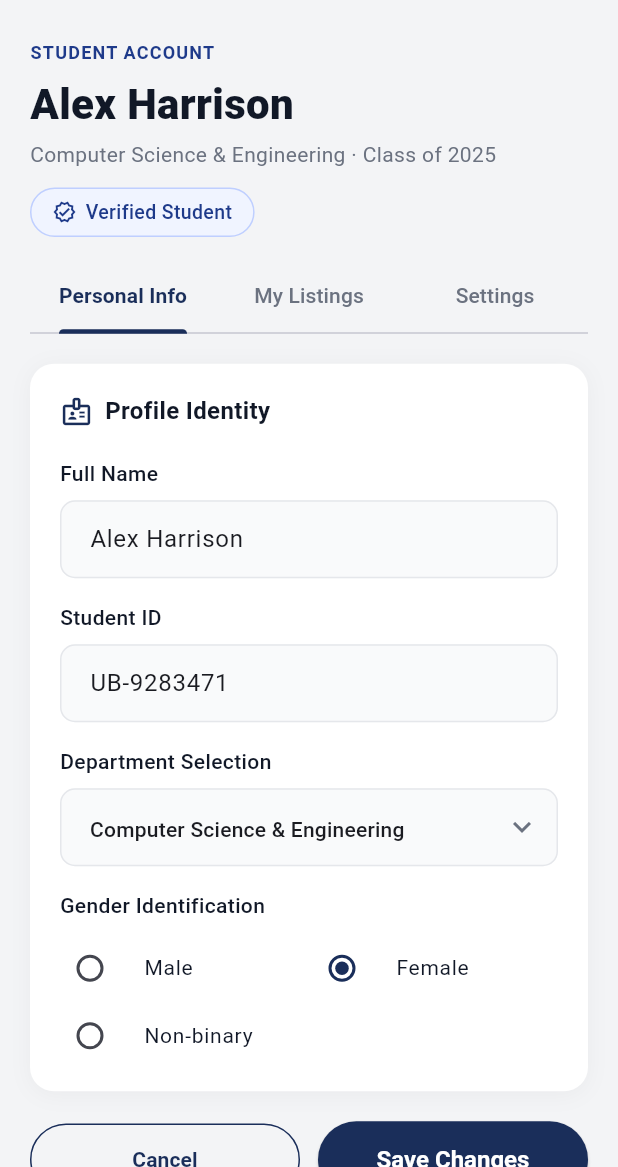
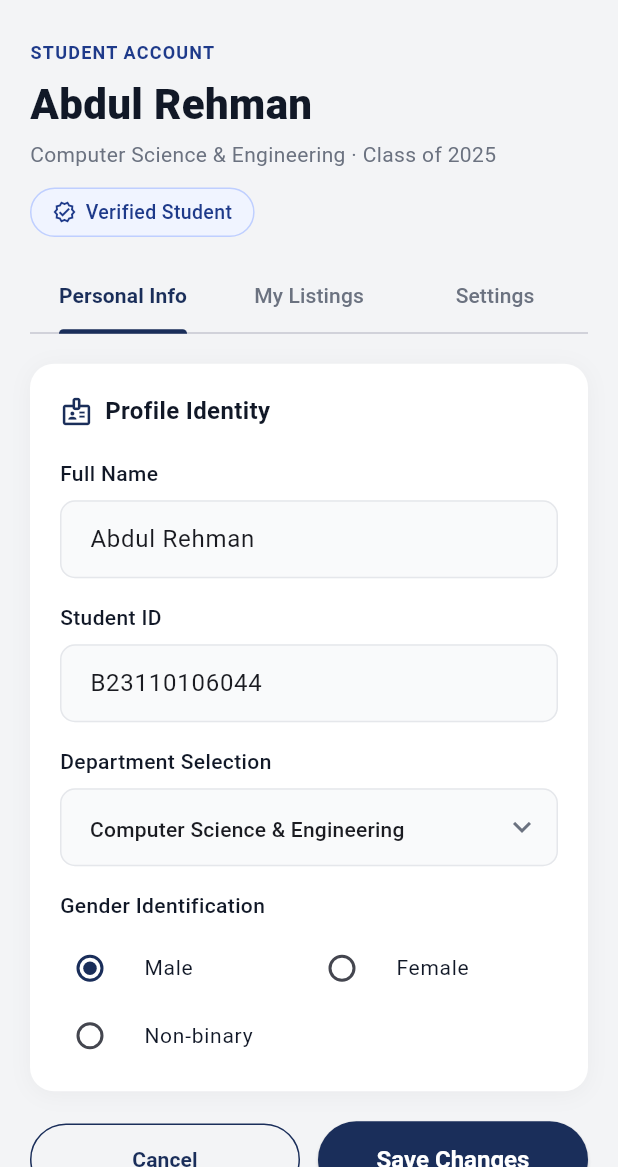
Before and after one commit to AbdulRehmanBaig384/flutter, a Flutter app: the ProfileScreen screen opened directly, on a phone screen of 412 x 824 dp, the part 69-1236 px from its top. Run offline on Flutter 3.47's test engine with Material 3 defaults, Android fonts, the phone set to English and light mode, and no system bars.

Commit message:
commit changes

```diff
--- a/Assignment8/lib/screens/home_screen.dart
+++ b/Assignment8/lib/screens/home_screen.dart
@@ -64,7 +64,7 @@ class HomeScreen extends StatelessWidget {
 
             // Welcome Header
             const Text(
-              'Welcome, Jordan',
+              'Welcome, Abdul',
               style: TextStyle(
                 color: AppTheme.textDark,
                 fontSize: 28,
--- a/Assignment8/lib/screens/profile_screen.dart
+++ b/Assignment8/lib/screens/profile_screen.dart
@@ -15,12 +15,12 @@ class _ProfileScreenState extends State<ProfileScreen>
   final _formKey = GlobalKey<FormState>();
 
   // Form controllers
-  final _nameController = TextEditingController(text: 'Alex Harrison');
-  final _studentIdController = TextEditingController(text: 'UB-9283471');
+  final _nameController = TextEditingController(text: 'Abdul Rehman');
+  final _studentIdController = TextEditingController(text: 'B23110106044');
 
   // State values
   String? _selectedDepartment = 'Computer Science & Engineering';
-  String _selectedGender = 'Female';
+  String _selectedGender = 'Male';
 
   @override
   void initState() {
@@ -100,7 +100,7 @@ class _ProfileScreenState extends State<ProfileScreen>
                 ),
                 const SizedBox(height: 6),
                 const Text(
-                  'Alex Harrison',
+                  'Abdul Rehman',
                   style: TextStyle(
                     color: AppTheme.textDark,
                     fontSize: 28,
@@ -325,8 +325,9 @@ class _PersonalInfoTab extends StatelessWidget {
                   const SizedBox(height: 8),
                   TextFormField(
                     controller: studentIdController,
-                    validator: (v) =>
-                        v == null || v.isEmpty ? 'Student ID is required' : null,
+                    validator: (v) => v == null || v.isEmpty
+                        ? 'Student ID is required'
+                        : null,
                     decoration: const InputDecoration(
                       hintText: 'Enter your student ID',
                     ),
@@ -480,8 +481,7 @@ class _PersonalInfoTab extends StatelessWidget {
                       child: const LinearProgressIndicator(
                         value: 0.85,
                         backgroundColor: Colors.white24,
-                        valueColor:
-                            AlwaysStoppedAnimation<Color>(Colors.white),
+                        valueColor: AlwaysStoppedAnimation<Color>(Colors.white),
                         minHeight: 6,
                       ),
                     ),
```
Also changed, not shown: Assignment8/lib/widgets/featured_news_card.dart (+9 -3 lines), Assignment8/lib/widgets/product_card.dart (+11 -26 lines), Assignment8/pubspec.yaml (+7 -7 lines), Assignment8/assets/images/home1.png (renamed from Assignment8/assets/images/building.png), Assignment8/assets/images/image1.jpg (renamed from Assignment8/assets/images/market1.jpg), Assignment8/assets/images/image2.jpg (renamed from Assignment8/assets/images/books.jpg), Assignment8/assets/images/image3.jpg (renamed from Assignment8/assets/images/laptop.jpg), Assignment8/assets/images/image4.jpg (renamed from Assignment8/assets/images/market4.jpg), Assignment8/assets/images/image5.jpg (renamed from Assignment8/assets/images/market5.jpg), Assignment8/assets/images/image6.jpg (renamed from Assignment8/assets/images/market6.jpg), Assignment8/pubspec.lock.
